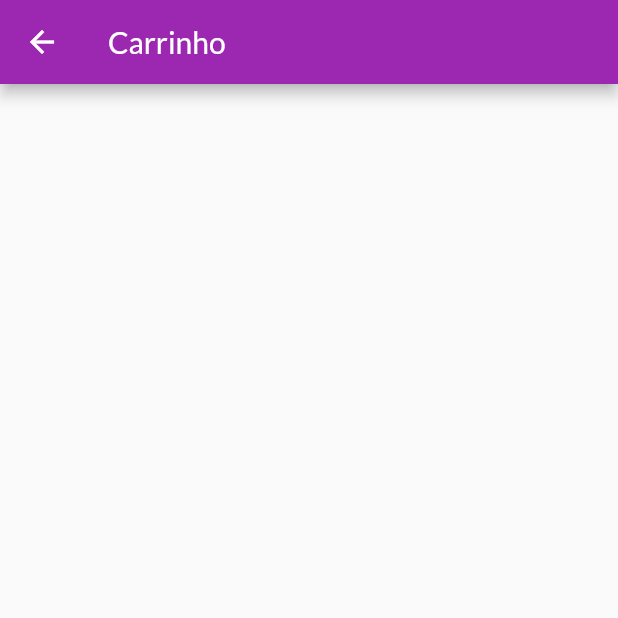
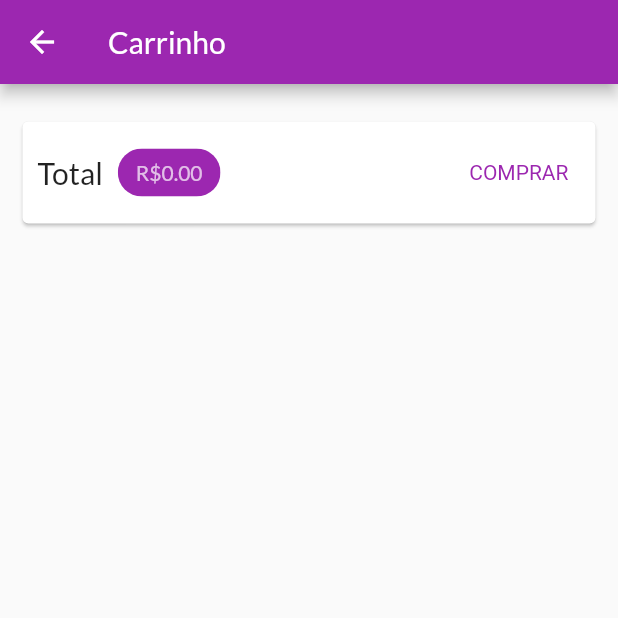
Before and after one commit to Gabrielhlc/cishop, a Flutter app: the CartPage screen opened by its route, on a phone screen of 412 x 824 dp, the top half of it. Run offline on Flutter 3.47's test engine with Material 2 defaults, Android fonts, the phone set to English and light mode, and no system bars; network calls fail.

Commit message:
add: cart page

```diff
--- a/lib/pages/cart_page.dart
+++ b/lib/pages/cart_page.dart
@@ -1,13 +1,76 @@
 import 'package:flutter/material.dart';
+import 'package:provider/provider.dart';
+
+import '../components/cart_item.dart';
+
+import '../models/cart.dart';
 
 class CartPage extends StatelessWidget {
   const CartPage({super.key});
 
   @override
   Widget build(BuildContext context) {
+    final Cart cart = Provider.of(context);
+    final items = cart.items.values.toList();
+
     return Scaffold(
       appBar: AppBar(
-        title: Text('Carrinho'),
+        title: const Text('Carrinho'),
+      ),
+      body: Column(
+        children: <Widget>[
+          Card(
+            margin: const EdgeInsets.symmetric(
+              horizontal: 15,
+              vertical: 25,
+            ),
+            child: Padding(
+              padding: const EdgeInsets.all(10),
+              child: Row(
+                mainAxisAlignment: MainAxisAlignment.spaceBetween,
+                children: <Widget>[
+                  const Text(
+                    'Total',
+                    style: TextStyle(
+                      fontSize: 20,
+                    ),
+                  ),
+                  const SizedBox(
+                    width: 10,
+                  ),
+                  Chip(
+                    backgroundColor: Theme.of(context).colorScheme.primary,
+                    label: Text(
+                      'R\$${cart.totalAmount.toStringAsFixed(2)}',
+                      style: TextStyle(
+                        color: Theme.of(context)
+                            .primaryTextTheme
+                            .headlineLarge
+                            ?.color,
+                      ),
+                    ),
+                  ),
+                  const Spacer(),
+                  TextButton(
+                    onPressed: () {},
+                    style: TextButton.styleFrom(
+                      textStyle: TextStyle(
+                        color: Theme.of(context).colorScheme.primary,
+                      ),
+                    ),
+                    child: const Text('COMPRAR'),
+                  ),
+                ],
+              ),
+            ),
+          ),
+          Expanded(
+            child: ListView.builder(
+              itemCount: items.length,
+              itemBuilder: (ctx, index) => CartItemWidget(items[index]),
+            ),
+          ),
+        ],
       ),
     );
   }
```
Also changed, not shown: lib/components/cart_item.dart (added, +62 -0 lines).
